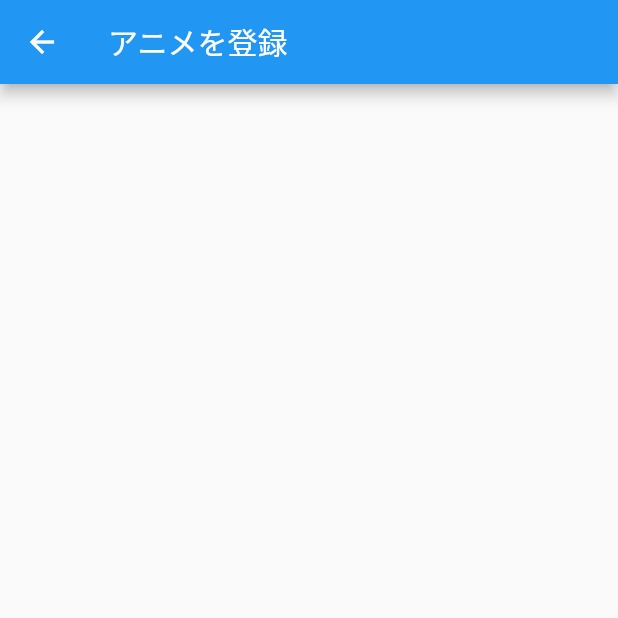
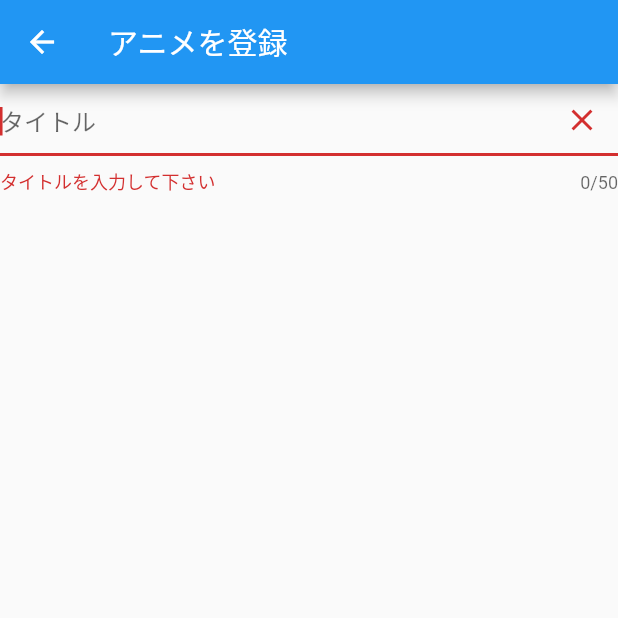
Before and after one commit to KazuyoshiHidaka/anilife-mobile, a Flutter app: the CreateAnimePage screen opened by its route, on a phone screen of 412 x 824 dp, the top half of it. Run offline on Flutter 3.47's test engine with Material 2 defaults, Android fonts, the phone set to English and light mode, and no system bars; our stand-ins replace dynamic_theme.

Commit message:
add animeTitleForm

```diff
--- a/lib/create_anime.dart
+++ b/lib/create_anime.dart
@@ -1,13 +1,39 @@
 import 'package:flutter/material.dart';
 
 class CreateAnimePage extends StatelessWidget {
+  final _titleFormController = TextEditingController();
+
   @override
   Widget build(BuildContext context) {
     return new Scaffold(
       appBar: AppBar(
         title: Text("アニメを登録"),
       ),
-      // body: ,
+      body: Form(
+        autovalidate: true,
+        child: Column(
+          crossAxisAlignment: CrossAxisAlignment.start,
+          children: <Widget>[
+            TextFormField(
+              autofocus: true,
+              controller: _titleFormController,
+              maxLength: 50,
+              decoration: InputDecoration(
+                hintText: "タイトル",
+                suffixIcon: IconButton(
+                  onPressed: () {
+                    _titleFormController.clear();
+                  },
+                  icon: Icon(Icons.clear),
+                ),
+              ),
+              validator: (String value) {
+                return value.isEmpty ? "タイトルを入力して下さい" : null;
+              },
+            ),
+          ],
+        ),
+      ),
     );
   }
 }
```
